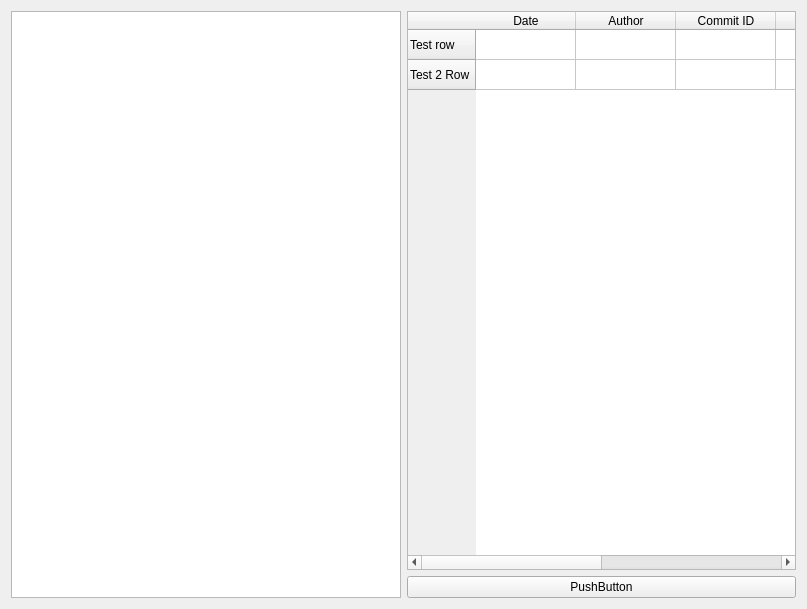
Above: restore/restore.ui from mtboswell/syncer before the change. Below: the same form after it.
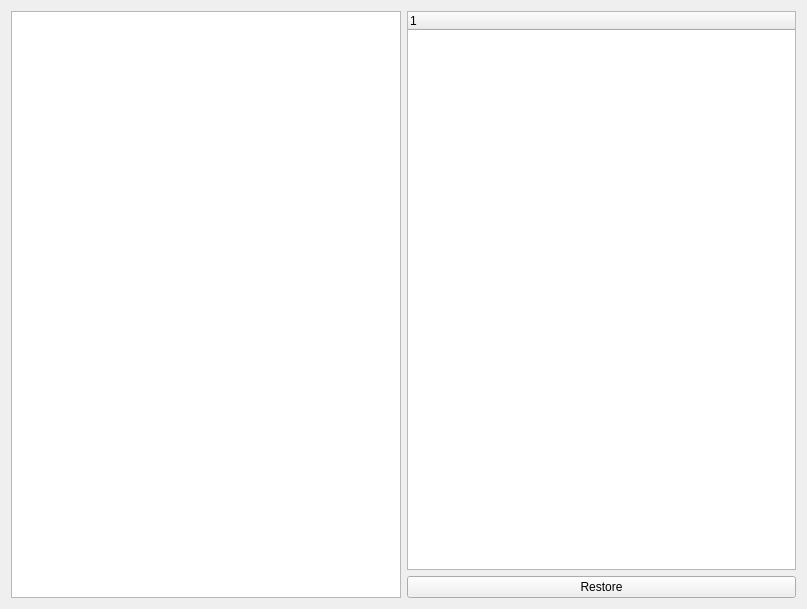
That is the form after the change.

Diff of the .ui file:
```diff
--- a/restore/restore.ui
+++ b/restore/restore.ui
@@ -22,42 +22,19 @@
      <property name="leftMargin">
       <number>0</number>
      </property>
+     <property name="topMargin">
+      <number>0</number>
+     </property>
      <property name="bottomMargin">
       <number>0</number>
      </property>
      <item>
-      <widget class="QTableWidget" name="tableWidget">
-       <property name="columnCount">
-        <number>6</number>
-       </property>
-       <row>
-        <property name="text">
-         <string>Test row</string>
-        </property>
-       </row>
-       <row>
-        <property name="text">
-         <string>Test 2 Row</string>
-        </property>
-       </row>
+      <widget class="QTreeWidget" name="treeWidget">
        <column>
         <property name="text">
-         <string>Date</string>
+         <string notr="true">1</string>
         </property>
        </column>
-       <column>
-        <property name="text">
-         <string>Author</string>
-        </property>
-       </column>
-       <column>
-        <property name="text">
-         <string>Commit ID</string>
-        </property>
-       </column>
-       <column/>
-       <column/>
-       <column/>
       </widget>
      </item>
      <item>
@@ -68,7 +45,7 @@
        <item>
         <widget class="QPushButton" name="pushButton">
          <property name="text">
-          <string>PushButton</string>
+          <string>Restore</string>
          </property>
         </widget>
        </item>
```
